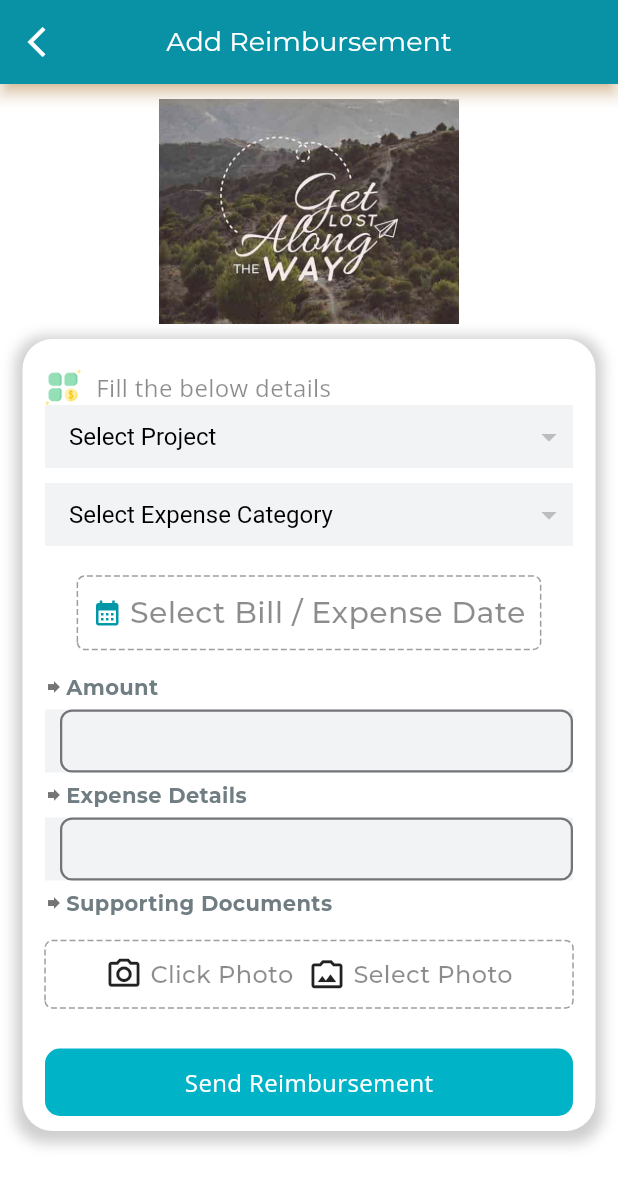
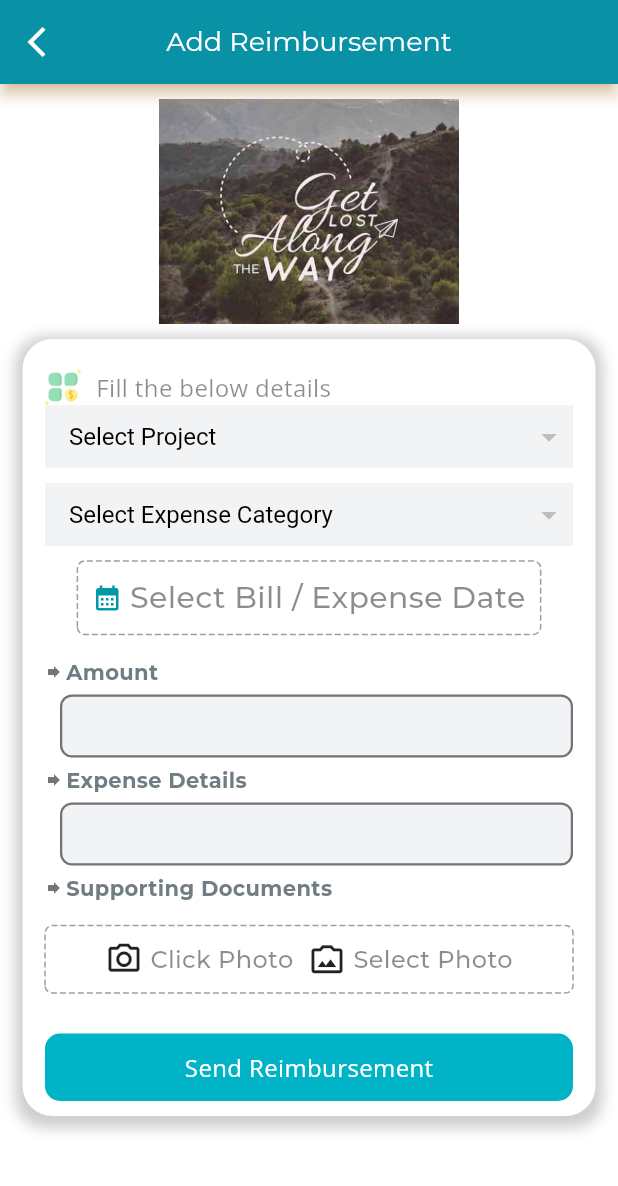
Before and after one commit to Soyabali/HRMS-Synergy, a Flutter app: the MyHomePage screen opened directly, on a phone screen of 412 x 824 dp. Shown: the top 1186 px of the screen. Run offline on Flutter 3.47's test engine with Material 3 defaults, Android fonts, the phone set to English and light mode, and no system bars; drawn by our look-alikes of dotted_border; our stand-ins replace flutter_easyloading, fluttertoast, geolocator, google_fonts, image_picker, permission_handler and 1 more; accounts and stored records are empty; network calls fail; project files that could hold a hidden picture were left out.

Commit message:
remove bug Add Reimbursement

```diff
--- a/lib/data/getCurrentAndPreviousMonth.dart
+++ b/lib/data/getCurrentAndPreviousMonth.dart
@@ -31,14 +31,9 @@
 //   }
 // }
 import 'dart:convert';
-import 'package:flutter/cupertino.dart';
 import 'package:http/http.dart' as http;
 import 'package:shared_preferences/shared_preferences.dart';
-
-import '../domain/getCurrentAndPreviouseMonthModel.dart';
 import 'baseurl.dart';
-import 'loader_helper.dart';
-
 
 class GetCurrentAndpreviousMonthRepo
 {
--- a/lib/presentation/expensemanagement/addReimbursement/shopSurvey.dart
+++ b/lib/presentation/expensemanagement/addReimbursement/shopSurvey.dart
@@ -21,7 +21,6 @@ import '../../../data/shopTypeRepo.dart';
 import '../../dashboard/dashboard.dart';
 import '../../resources/app_colors.dart';
 import '../../resources/app_text_style.dart';
-import '../../resources/strings_manager.dart';
 import '../../resources/values_manager.dart';
 import 'dart:math';
 
@@ -55,22 +54,6 @@ class _MyHomePageState extends State<MyHomePage> {
   DateTime? _date;
   DateTime? _selectedDate;
 
-  Future<void> _selectDate(BuildContext context) async {
-    DateTime? selectedDate = await showDatePicker(
-      context: context,
-      initialDate: DateTime.now(),
-      firstDate: DateTime(2000),
-      lastDate: DateTime(2100),
-    );
-
-    if (selectedDate != null) {
-      setState(() {
-        _date = selectedDate;
-      });
-    }
-    print('------67---${_date?.toLocal().toString()}'.split(' ')[0]);
-  }
-
   List stateList = [];
   List<dynamic> distList = [];
   List<dynamic> expenseList = [];
@@ -100,23 +83,17 @@ class _MyHomePageState extends State<MyHomePage> {
   // postImage
   postimage() async {
     print('----ImageFile----$_imageFile');
-    var postimageResponse =
-        await PostImageRepo().postImage(context, _imageFile);
+    var postimageResponse = await PostImageRepo().postImage(context, _imageFile);
     print(" -----xxxxx-  --72---> $postimageResponse");
     setState(() {});
   }
 
-  String? _chosenValue;
   var msg;
   var result;
   var SectorData;
   var stateblank;
   final stateDropdownFocus = GlobalKey();
-  TextEditingController _shopController = TextEditingController();
-  TextEditingController _ownerController = TextEditingController();
-  TextEditingController _contactController = TextEditingController();
-  TextEditingController _landMarkController = TextEditingController();
-  TextEditingController _addressController = TextEditingController();
+
   TextEditingController _amountController = TextEditingController();
   TextEditingController _expenseController = TextEditingController();
 
@@ -154,7 +131,9 @@ class _MyHomePageState extends State<MyHomePage> {
   File? image;
   var uplodedImage;
   double? lat, long;
-  var dExpDate;
+  //var dExpDate;
+  String? dExpDate;
+
 
   // Uplode Id Proof with gallary
 
@@ -243,7 +222,7 @@ class _MyHomePageState extends State<MyHomePage> {
 
       // Extracting the image path
       uplodedImage = responseData[0]['Data'][0]['sImagePath'];
-      print('Uploaded Image Path----242--: $uplodedImage');
+      print('Uploaded Image Path----245--: $uplodedImage');
 
       hideLoader();
     } catch (error) {
@@ -286,7 +265,6 @@ class _MyHomePageState extends State<MyHomePage> {
     _landMarkfocus = FocusNode();
     _addressfocus = FocusNode();
   }
-
   // location
   void getLocation() async {
     bool serviceEnabled;
@@ -324,7 +302,6 @@ class _MyHomePageState extends State<MyHomePage> {
     debugPrint("Latitude: ----1056--- $lat and Longitude: $long");
     debugPrint(position.toString());
   }
-
   @override
   void dispose() {
     // TODO: implement dispose
@@ -403,69 +380,6 @@ class _MyHomePageState extends State<MyHomePage> {
       ),
     );
   }
-
-  // Widget _bindSector() {
-  //   return Material(
-  //     color: Colors.white,
-  //     borderRadius: BorderRadius.circular(10.0),
-  //     child: Container(
-  //       width: MediaQuery.of(context).size.width - 50,
-  //       height: 42,
-  //       color: Color(0xFFf2f3f5),
-  //       child: DropdownButtonHideUnderline(
-  //         child: ButtonTheme(
-  //           alignedDropdown: true,
-  //           child: DropdownButton(
-  //             onTap: () {
-  //               FocusScope.of(context).unfocus();
-  //             },
-  //             hint: RichText(
-  //               text: const TextSpan(
-  //                 text: "Select Project",
-  //                 style: TextStyle(
-  //                     color: Colors.black,
-  //                     fontSize: 16,
-  //                     fontWeight: FontWeight.normal),
-  //                 children: <TextSpan>[
-  //                   TextSpan(
-  //                       text: '',
-  //                       style: TextStyle(
-  //                           color: Colors.red,
-  //                           fontSize: 16,
-  //                           fontWeight: FontWeight.bold)),
-  //                 ],
-  //               ),
-  //             ),
-  //             // Not necessary for Option 1
-  //             value: _dropDownSector,
-  //             key: sectorFocus,
-  //             onChanged: (newValue) {
-  //               setState(() {
-  //                 _dropDownSector = newValue;
-  //                 print('---187---$_dropDownSector');
-  //                 //  _isShowChosenDistError = false;
-  //                 // Iterate the List
-  //                 distList.forEach((element) {
-  //                   if (element["sProjectName"] == _dropDownSector) {
-  //                     _selectedSectorId = element['sProjectCode'];
-  //                     setState(() {});
-  //                     print('-----344-----project code ---$_selectedSectorId');
-  //                   }
-  //                 });
-  //               });
-  //             },
-  //             items: distList.map((dynamic item) {
-  //               return DropdownMenuItem(
-  //                 child: Text(item['sProjectName'].toString()),
-  //                 value: item["sProjectName"].toString(),
-  //               );
-  //             }).toList(),
-  //           ),
-  //         ),
-  //       ),
-  //     ),
-  //   );
-  // }
 
   /// Todo same way you should bind point Type data.
   Widget _bindExpenseCategory() {
@@ -590,6 +504,7 @@ class _MyHomePageState extends State<MyHomePage> {
           ),
         ), // Removes shadow under the AppBar
       ),
+
       body: SingleChildScrollView(
         child: Column(
           children: <Widget>[
@@ -670,46 +585,46 @@ class _MyHomePageState extends State<MyHomePage> {
                           // BIND Expense Category
                           _bindExpenseCategory(),
                           SizedBox(height: 10),
-                          SizedBox(height: 10),
                           InkWell(
                             onTap: () async {
                               print('---pick a date---');
+
+                              // Show date picker and store the picked date
                               DateTime? pickedDate = await showDatePicker(
                                 context: context,
                                 initialDate: DateTime.now(),
                                 firstDate: DateTime(2000),
                                 lastDate: DateTime(2100),
                               );
+
+                              // Check if a date was picked
                               if (pickedDate != null) {
+                                // Format the picked date
+                                String formattedDate = DateFormat('dd/MMM/yyyy').format(pickedDate);
+
+                                // Update the state with the picked date
                                 setState(() {
-                                    _selectedDate = pickedDate;
+                                  dExpDate = formattedDate;
                                 });
+
+                                // Display the selected date as a toast
+                                //displayToast(dExpDate.toString());
+                              } else {
+                                // Handle case where no date was selected
+                                //displayToast("No date selected");
                               }
-                                print('XX----617-----${DateFormat('dd/MMM/yyyy').format(_selectedDate!)}');
-                                setState(() {
-                                  dExpDate = '${DateFormat('dd/MMM/yyyy').format(_selectedDate!)}';
-                                });
-                                displayToast(dExpDate);
-
                             },
-
                             child: DottedBorder(
-                                  color: Colors.grey,
-                                  // Color of the dotted line
-                                  strokeWidth: 1.0,
-                                  // Width of the dotted line
-                                  dashPattern: [4, 2],
-                                  // Dash pattern for the dotted line
+                              color: Colors.grey, // Color of the dotted line
+                              strokeWidth: 1.0, // Width of the dotted line
+                              dashPattern: [4, 2], // Dash pattern for the dotted line
                               borderType: BorderType.RRect,
-                                  radius: Radius.circular(5.0),
-                                  // Optional: rounded corners
+                              radius: Radius.circular(5.0), // Optional: rounded corners
                               child: Padding(
-                                    padding: EdgeInsets.all(8.0),
-                                    // Equal padding on all sides
-
+                                padding: EdgeInsets.all(8.0), // Equal padding on all sides
                                 child: Row(
+                                  // Center the row contents
                                   mainAxisSize: MainAxisSize.min,
-                                      // Center the row contents
                                   children: [
                                     const Icon(
                                       Icons.calendar_month,
@@ -717,25 +632,19 @@ class _MyHomePageState extends State<MyHomePage> {
                                       color: Color(0xFF0098a6),
                                     ),
                                     SizedBox(width: 5.0),
-                                        // Space between 'Day' and ':'
+                                    // Display the selected date or a placeholder if no date is selected
                                     Text(
-                                          _date == null
+                                      dExpDate == null
                                           ? 'Select Bill / Expense Date'
-                                              : 'Selected Date: ${_date?.toLocal().toString()}'
-                                                  .split(' ')[0],
-                                          style: TextStyle(
-                                              fontSize: 20, color: Colors.black45),
+                                          : '$dExpDate',
+                                      style: TextStyle(fontSize: 20, color: Colors.black45),
                                     ),
-
-                                        // Text(
-                                        //     'Select Bill / Expense Date',
-                                        //     style: AppTextStyle.font12OpenSansRegularBlackTextStyle
-                                        // ),
                                   ],
                                 ),
                               ),
                             ),
                           ),
+
                           SizedBox(height: 10),
                           Padding(
                             padding: const EdgeInsets.only(bottom: 5, top: 5),
@@ -759,33 +668,29 @@ class _MyHomePageState extends State<MyHomePage> {
                             ),
                           ),
                           Padding(
-                            padding: const EdgeInsets.only(left: 0, right: 0),
+                            padding: const EdgeInsets.only(left: 10, right: 0),
                             child: Container(
                               height: 42,
-                              color: Color(0xFFf2f3f5),
+                              color: Colors.white,
                               child: Padding(
-                                padding: const EdgeInsets.only(left: 10),
+                                padding: const EdgeInsets.only(left: 0),
                                 child: TextFormField(
                                   focusNode: _shopfocus,
                                   controller: _amountController,
                                   textInputAction: TextInputAction.next,
-                                  onEditingComplete: () =>
-                                      FocusScope.of(context).nextFocus(),
-                                  decoration: const InputDecoration(
-                                    // labelText: AppStrings.txtMobile,
+                                  onEditingComplete: () => FocusScope.of(context).nextFocus(),
+                                  keyboardType: TextInputType.number,
+                                  inputFormatters: [
+                                    FilteringTextInputFormatter.digitsOnly, // Only allows digits
+                                  ],
+                                  decoration: InputDecoration(
                                     border: OutlineInputBorder(),
-                                    //border: InputBorder.none,
-                                    contentPadding: EdgeInsets.symmetric(
-                                        vertical: AppPadding.p10),
+                                      contentPadding: EdgeInsets.symmetric(vertical: 10.0, horizontal: 10.0),
+                                    filled: true, // Enable background color
+                                    fillColor: Color(0xFFf2f3f5)// Set your desired background color here
                                   ),
-                                  autovalidateMode:
-                                      AutovalidateMode.onUserInteraction,
-                                  // validator: (value) {
-                                  //   if (value!.isEmpty) {
-                                  //     return 'Enter location';
-                                  //   }
-                                  //   return null;
-                                  // },
+                                  autovalidateMode: AutovalidateMode.onUserInteraction,
+
                                 ),
                               ),
                             ),
@@ -812,12 +717,12 @@ class _MyHomePageState extends State<MyHomePage> {
                             ),
                           ),
                           Padding(
-                            padding: const EdgeInsets.only(left: 0, right: 0),
+                            padding: const EdgeInsets.only(left: 10, right: 0),
                             child: Container(
                               height: 42,
-                              color: Color(0xFFf2f3f5),
+                              color: Colors.white,
                               child: Padding(
-                                padding: const EdgeInsets.only(left: 10),
+                                padding: const EdgeInsets.only(left: 0),
                                 child: TextFormField(
                                   focusNode: _owenerfocus,
                                   controller: _expenseController,
@@ -825,17 +730,16 @@ class _MyHomePageState extends State<MyHomePage> {
                                   onEditingComplete: () =>
                                       FocusScope.of(context).nextFocus(),
                                   decoration: const InputDecoration(
-                                    // labelText: AppStrings.txtMobile,
                                       border: OutlineInputBorder(),
-                                    // border: InputBorder.none,
-                                    contentPadding: EdgeInsets.symmetric(
-                                        vertical: AppPadding.p10),
+                                    contentPadding: EdgeInsets.symmetric(vertical: 10.0, horizontal: 10.0),
+                                      filled: true, // Enable background color
+                                      fillColor: Color(0xFFf2f3f5),// Set your desired background color here
                                   ),
                                   autovalidateMode:
                                       AutovalidateMode.onUserInteraction,
                                   // validator: (value) {
-                                  //   if (value!.isEmpty) {
-                                  //     return 'Enter location';
+                                  //   if (value !=null && value =="0") {
+                                  //     return 'Enter an amount greater than 0';
                                   //   }
                                   //   return null;
                                   // },
@@ -1029,7 +933,6 @@ class _MyHomePageState extends State<MyHomePage> {
                               print('----964--amount----$amount');
                               print('----965--expenseDetails----$expenseDetails');
 
-
                               if(_formKey.currentState!.validate() && sTranCode!=null && sEmpCode != null &&
                               _selectedSectorId!=null && _selectedShopId!=null &&
                               dExpDate!=null && amount !=null && expenseDetails!=null &&
@@ -1054,7 +957,8 @@ class _MyHomePageState extends State<MyHomePage> {
                                   displayToast('Select Expense Date');
                                 }else if(amount==null || amount==''){
                                   displayToast('Please Enter Amount');
-                                }else if(expenseDetails==null || expenseDetails==''){
+                                }
+                                else if(expenseDetails==null || expenseDetails==''){
                                   displayToast('Please Enter Expense Details');
                                 }else if(uplodedImage==null){
                                   displayToast('Please pick a photo');
```
Also changed, not shown: lib/data/hrmsMonthlyAttendanceRepo.dart (+4 -3 lines), lib/presentation/attendancelist/attendancelist.dart (+48 -14 lines). Lines whose indentation alone changed are shown as unchanged.
